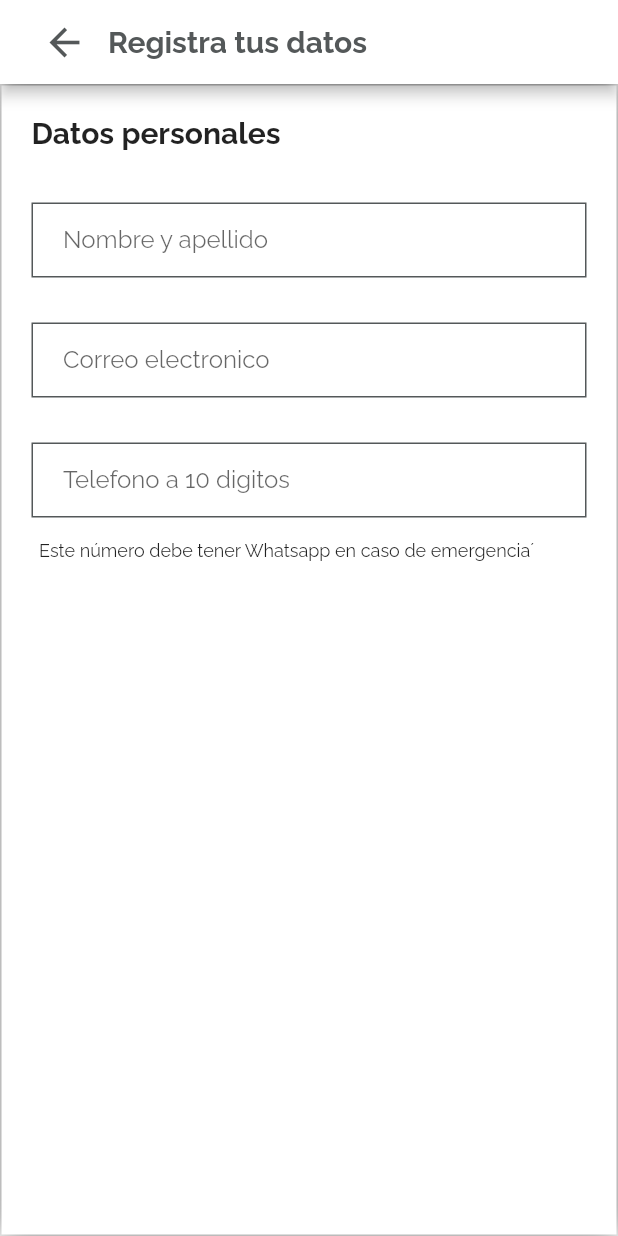
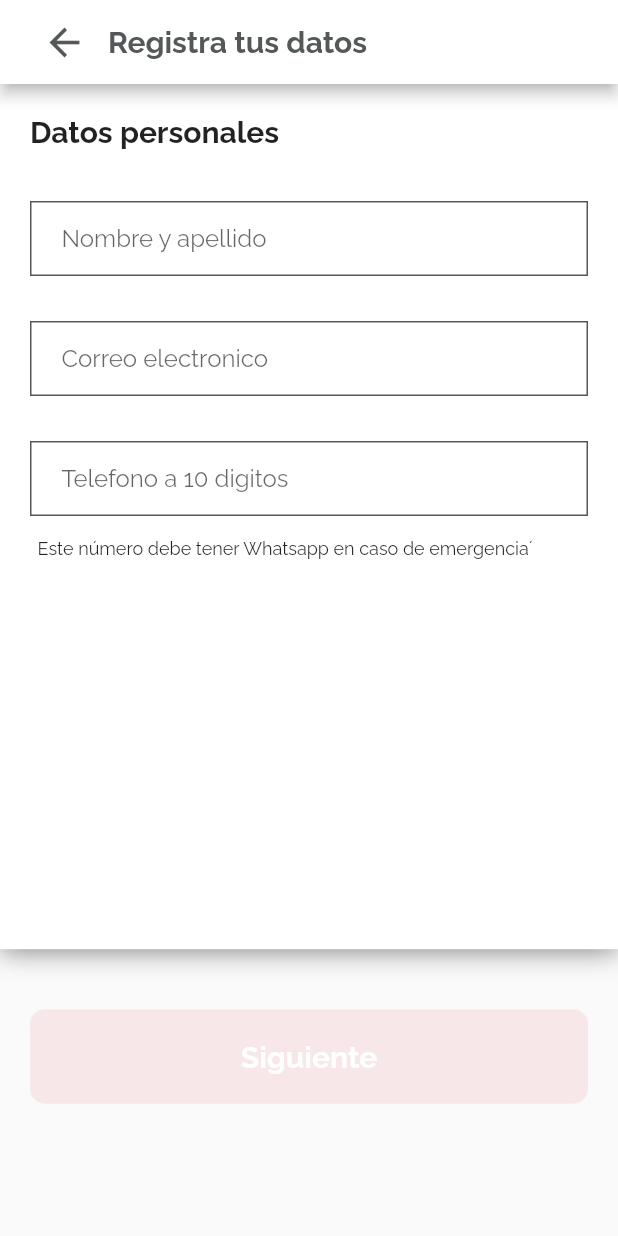
Before and after one commit to rouge2504/GrupoMexicoFrontEnd, a Flutter app: the screen it shows after launch, on a phone screen of 412 x 824 dp. Run offline on Flutter 3.47's test engine with Material 2 defaults, Android fonts, the phone set to English and light mode, and no system bars; our stand-ins replace flutter_credit_card, fluttertoast, get, get_storage, qr_flutter; missing offline and left inert: qr_code_scanner.

Commit message:
Add first page

```diff
--- a/gm_frontend/lib/main.dart
+++ b/gm_frontend/lib/main.dart
@@ -53,7 +53,7 @@ class _MyAppState extends State<MyApp> {
         colorScheme: ColorScheme(
           brightness: Brightness.light,
           primary: Color.fromRGBO(210, 39, 48, 1),
-              onPrimary: Colors.grey,
+          onPrimary: Colors.white,
           secondary: const Color.fromRGBO(45, 140, 158, 1),
           onSecondary: Colors.grey,
           error: Colors.grey,
@@ -61,7 +61,9 @@ class _MyAppState extends State<MyApp> {
           background: Colors.grey,
           onBackground: Colors.grey,
           surface: Color.fromRGBO(84, 88, 89, 1),
-              onSurface: Colors.grey)),
+          onSurface: Color.fromRGBO(225, 94, 99, 1),
+        ),
+      ),
       navigatorKey: Get.key,
     );
   }
--- /dev/null
+++ b/gm_frontend/lib/src/pages/register/register_controller.dart
@@ -0,0 +1,76 @@
+import 'package:flutter/material.dart';
+import 'package:get/get.dart';
+
+class RegisterController extends GetxController {
+  TextEditingController emailController = TextEditingController();
+  TextEditingController nameController = TextEditingController();
+  TextEditingController phoneController = TextEditingController();
+  TextEditingController passwordController = TextEditingController();
+  TextEditingController passwordConfirmController = TextEditingController();
+
+  var email = ''.obs;
+  var name = ''.obs;
+  var phone = ''.obs;
+
+  var validForm = false.obs;
+
+  RegisterController() {
+    emailController.addListener(() {
+      validForm.value = isValid(emailController.text.trim(),
+          nameController.text.trim(), phoneController.text.trim());
+    });
+    nameController.addListener(() {
+      validForm.value = isValid(emailController.text.trim(),
+          nameController.text.trim(), phoneController.text.trim());
+    });
+    phoneController.addListener(() {
+      validForm.value = isValid(emailController.text.trim(),
+          nameController.text.trim(), phoneController.text.trim());
+    });
+  }
+
+  void register() {
+    String email = emailController.text.trim();
+    String name = nameController.text.trim();
+    String phone = phoneController.text.trim();
+    isValidForm(email, name, phone);
+  }
+
+  bool isValidForm(String email, String name, String phone) {
+    if (email.isEmpty) {
+      Get.snackbar('Formulario no valido', 'El email no es valido');
+      return false;
+    }
+
+    if (name.isEmpty) {
+      Get.snackbar('Formulario no valido', 'Debes ingresar el nombre');
+      return false;
+    }
+
+    if (phone.isEmpty) {
+      Get.snackbar('Formulario no valido', 'Debes ingresar el numero');
+      return false;
+    }
+
+    return true;
+  }
+
+  bool isValid(String email, String name, String phone) {
+    if (email.isEmpty) {
+      //Get.snackbar('Formulario no valido', 'El email no es valido');
+      return false;
+    }
+
+    if (name.isEmpty) {
+      //Get.snackbar('Formulario no valido', 'Debes ingresar el nombre');
+      return false;
+    }
+
+    if (phone.isEmpty) {
+      //Get.snackbar('Formulario no valido', 'Debes ingresar el numero');
+      return false;
+    }
+
+    return true;
+  }
+}
--- a/gm_frontend/lib/src/pages/register/register_page.dart
+++ b/gm_frontend/lib/src/pages/register/register_page.dart
@@ -1,13 +1,15 @@
 import 'package:flutter/foundation.dart';
 import 'package:get/get.dart';
 import 'package:flutter/material.dart';
+import 'package:gm_frontend/src/pages/register/register_controller.dart';
 
 class RegisterPage extends StatelessWidget {
-  const RegisterPage({super.key});
+  RegisterController con = RegisterController();
 
   @override
   Widget build(BuildContext context) {
     return Scaffold(
+      resizeToAvoidBottomInset: false,
       appBar: AppBar(
         leading: _buttonBack(context),
         title: Text('Registra tus datos',
@@ -18,9 +20,10 @@ class RegisterPage extends StatelessWidget {
                 fontWeight: FontWeight.bold)),
         backgroundColor: Colors.white,
       ),
-      body: Stack(
+      body: Column(
         children: [
           _boxForm(context),
+          _buttonRegister(context),
         ],
       ),
     );
@@ -43,7 +46,9 @@ class RegisterPage extends StatelessWidget {
 
   Widget _boxForm(BuildContext context) {
     return Container(
-      margin: EdgeInsets.all(1.0),
+      //margin: EdgeInsets.all(1.0),
+      //padding: EdgeInsets.fromLTRB(0, 0, 0, 210),
+      height: MediaQuery.of(context).size.height * 0.7,
       decoration: BoxDecoration(color: Colors.white, boxShadow: <BoxShadow>[
         BoxShadow(
           color: Colors.black54,
@@ -102,6 +107,7 @@ class RegisterPage extends StatelessWidget {
       child: Container(
         margin: EdgeInsets.symmetric(horizontal: 20),
         child: TextField(
+          controller: con.emailController,
           textAlign: TextAlign.left,
           keyboardType: TextInputType.emailAddress,
           decoration: InputDecoration(
@@ -126,6 +132,7 @@ class RegisterPage extends StatelessWidget {
       child: Container(
         margin: EdgeInsets.symmetric(horizontal: 20),
         child: TextField(
+          controller: con.nameController,
           textAlign: TextAlign.left,
           decoration: InputDecoration(
             hintText: 'Nombre y apellido',
@@ -149,6 +156,7 @@ class RegisterPage extends StatelessWidget {
       child: Container(
         margin: EdgeInsets.symmetric(horizontal: 20),
         child: TextField(
+          controller: con.phoneController,
           keyboardType: TextInputType.number,
           textAlign: TextAlign.left,
           decoration: InputDecoration(
@@ -163,14 +171,21 @@ class RegisterPage extends StatelessWidget {
   Widget _buttonRegister(BuildContext context) {
     return Container(
       width: double.infinity,
-      margin: EdgeInsets.symmetric(horizontal: 40, vertical: 40),
+      margin: EdgeInsets.symmetric(horizontal: 20, vertical: 40),
       child: ElevatedButton(
-          onPressed: () {},
+          onPressed: con.validForm.value ? () => {} : null,
           style: ElevatedButton.styleFrom(
-              padding: EdgeInsets.symmetric(vertical: 15)),
+            shape: RoundedRectangleBorder(
+                borderRadius: BorderRadius.circular(10.0)),
+            padding: EdgeInsets.symmetric(vertical: 20),
+          ),
           child: Text(
-            'Registrarse',
-            style: TextStyle(color: Colors.black),
+            'Siguiente',
+            style: TextStyle(
+                fontSize: 20.0,
+                color: Colors.white,
+                fontFamily: 'Raleway',
+                fontWeight: FontWeight.bold),
           )),
     );
   }
```
Also changed, not shown: 1 other file. Lines whose indentation alone changed are shown as unchanged.
